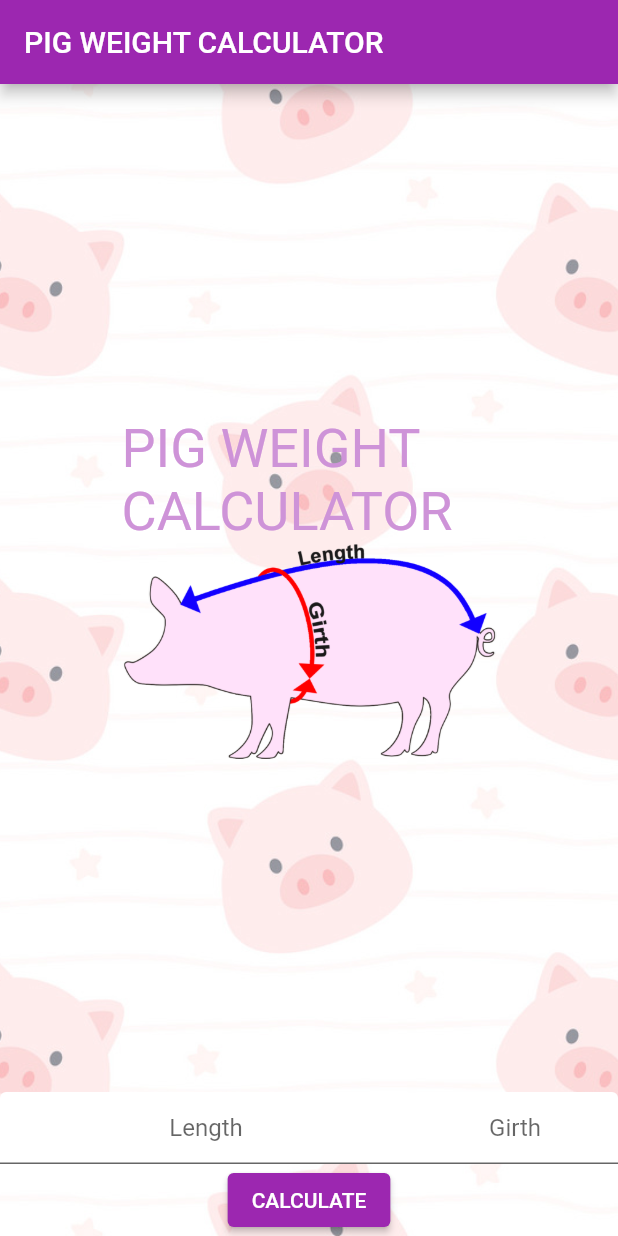
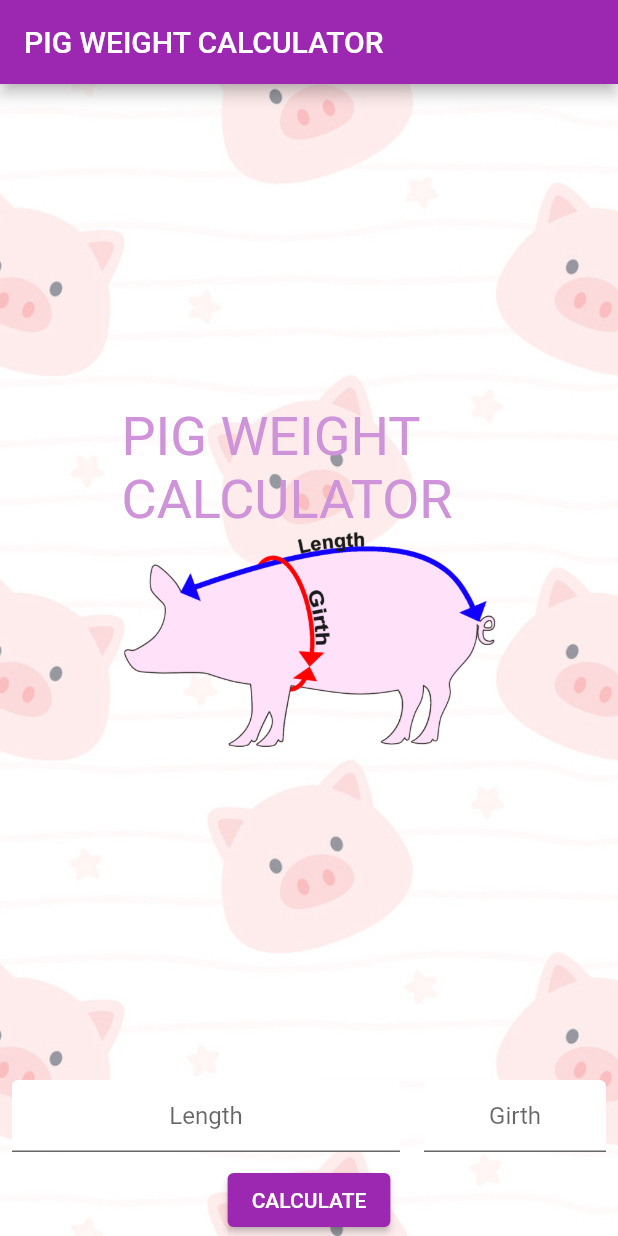
Before and after one commit to ASURAGUY/midterm_07610610, a Flutter app: the screen it shows after launch, on a phone screen of 412 x 824 dp. Run offline on Flutter 3.47's test engine with Material 2 defaults, Android fonts, the phone set to English and light mode, and no system bars; missing offline and left inert: dart:html.

Commit message:
initial commit

```diff
--- a/lib/main.dart
+++ b/lib/main.dart
@@ -26,7 +26,8 @@
 class HomePage extends StatelessWidget {
   HomePage({Key? key}) : super(key: key);
 
-  final _controller = TextEditingController();
+  final _controller1 = TextEditingController();
+  final _controller2 = TextEditingController();
   var pig = Pig();
 
   @override
@@ -75,27 +76,33 @@
               children: <Widget>[
                 Expanded(
                     flex: 2,
+                    child: Padding(
+                      padding: const EdgeInsets.all(8.0),
                       child: TextField(
                         textAlign: TextAlign.center,
-                      controller: _controller,
+                        controller: _controller1,
                         decoration: InputDecoration(
                           filled: true,
                           fillColor: Colors.white.withOpacity(1),
                           //border: OutlineInputBorder(),
                           hintText: 'Length',
                         ),
+                      ),
                     )
                 ),
 
                 Expanded(
+                    child: Padding(
+                      padding: const EdgeInsets.all(8.0),
                       child: TextField(
                         textAlign: TextAlign.center,
-                      controller: _controller,
+                        controller: _controller2,
                         decoration: InputDecoration(
                           filled: true,
                           fillColor: Colors.white.withOpacity(1),
                           //border: OutlineInputBorder(),
                           hintText: 'Girth',
+                        ),
                       ),
                     )
                 ),
@@ -106,8 +113,8 @@
                 child: Text('CALCULATE'),
                 onPressed: () {
 
-                  var inputLength = _controller.text;
-                  var inputGirth = _controller.text;
+                  var inputLength = _controller1.text;
+                  var inputGirth = _controller2.text;
                   var length = double.tryParse(inputLength!);
                   var girth = double.tryParse(inputGirth!);
 
```
Lines whose indentation alone changed are shown as unchanged.
